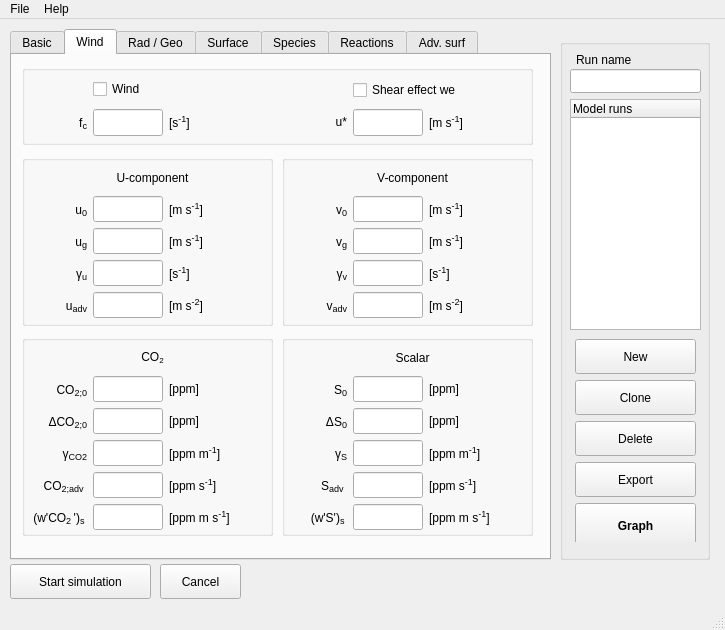
Before: the Qt Designer form mainwindow.ui in classmodel/modelgui, drawn with Qt 5.
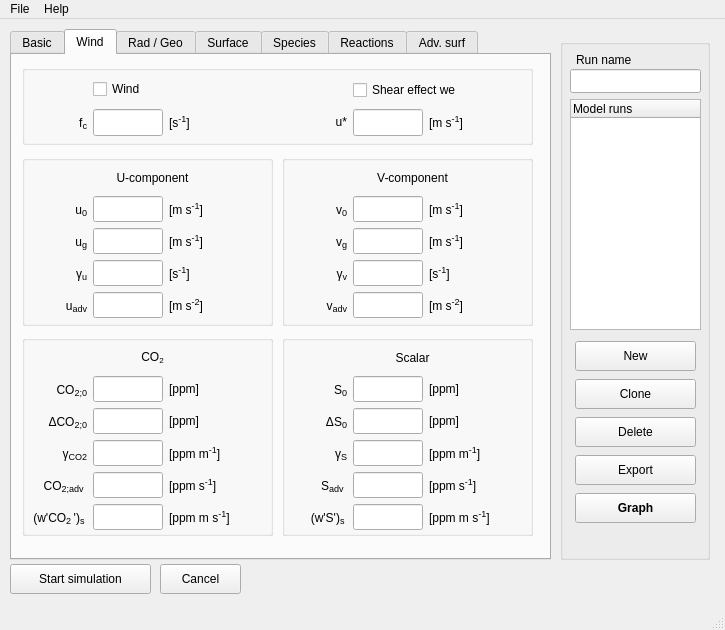
After: the same form once the commit is applied. The open tabs and pages were chosen to show the change.

Commit message: Minor fix layout -> test for Windows7

Diff of the .ui file:
```diff
--- a/mainwindow.ui
+++ b/mainwindow.ui
@@ -9052,7 +9052,7 @@
        <x>15</x>
        <y>300</y>
        <width>121</width>
-       <height>203</height>
+       <height>191</height>
       </rect>
      </property>
      <layout class="QVBoxLayout" name="verticalLayout">
@@ -9061,7 +9061,7 @@
         <property name="minimumSize">
          <size>
           <width>0</width>
-          <height>35</height>
+          <height>30</height>
          </size>
         </property>
         <property name="toolTip">
@@ -9077,7 +9077,7 @@
         <property name="minimumSize">
          <size>
           <width>0</width>
-          <height>35</height>
+          <height>30</height>
          </size>
         </property>
         <property name="toolTip">
@@ -9093,7 +9093,7 @@
         <property name="minimumSize">
          <size>
           <width>0</width>
-          <height>35</height>
+          <height>30</height>
          </size>
         </property>
         <property name="toolTip">
@@ -9109,7 +9109,7 @@
         <property name="minimumSize">
          <size>
           <width>0</width>
-          <height>35</height>
+          <height>30</height>
          </size>
         </property>
         <property name="toolTip">
@@ -9125,7 +9125,7 @@
         <property name="minimumSize">
          <size>
           <width>0</width>
-          <height>45</height>
+          <height>30</height>
          </size>
         </property>
         <property name="font">
@@ -9186,7 +9186,7 @@
       <x>10</x>
       <y>545</y>
       <width>141</width>
-      <height>35</height>
+      <height>30</height>
      </rect>
     </property>
     <property name="sizePolicy">
@@ -9198,7 +9198,7 @@
     <property name="minimumSize">
      <size>
       <width>0</width>
-      <height>35</height>
+      <height>30</height>
      </size>
     </property>
     <property name="toolTip">
@@ -9214,7 +9214,7 @@
       <x>160</x>
       <y>545</y>
       <width>81</width>
-      <height>35</height>
+      <height>30</height>
      </rect>
     </property>
     <property name="sizePolicy">
@@ -9226,7 +9226,7 @@
     <property name="minimumSize">
      <size>
       <width>0</width>
-      <height>35</height>
+      <height>30</height>
      </size>
     </property>
     <property name="toolTip">
```
Left out of the diff: 6 changed lines with no effect on the pictures.
